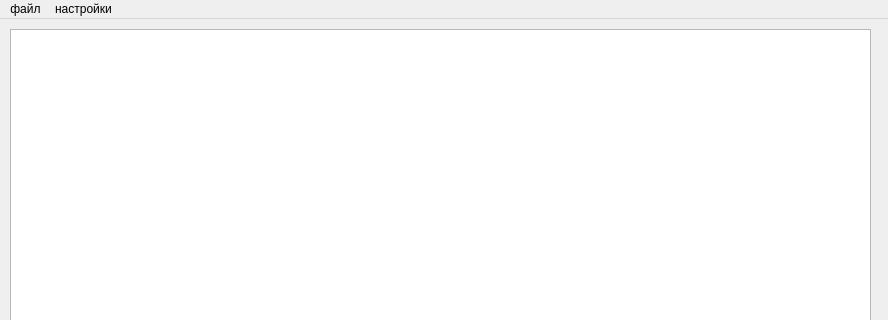
AKlivtsov/businessThing, file mainUI.ui: the form before one commit; both pictures show x 0 to 888 and y 0 to 320 of the 888 by 520 pixel window.
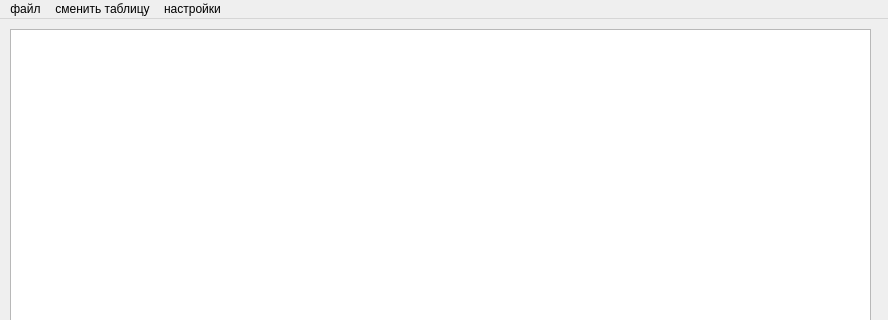
The form after the commit.

Patch:
```diff
--- a/mainUI.ui
+++ b/mainUI.ui
@@ -96,7 +96,7 @@
      <x>0</x>
      <y>0</y>
      <width>888</width>
-     <height>21</height>
+     <height>24</height>
     </rect>
    </property>
    <widget class="QMenu" name="m_file">
@@ -104,12 +104,18 @@
      <string>файл</string>
     </property>
    </widget>
+   <widget class="QMenu" name="m_change">
+    <property name="title">
+     <string>сменить таблицу</string>
+    </property>
+   </widget>
    <widget class="QMenu" name="m_settings">
     <property name="title">
      <string>настройки</string>
     </property>
    </widget>
    <addaction name="m_file"/>
+   <addaction name="m_change"/>
    <addaction name="m_settings"/>
   </widget>
  </widget>
```
